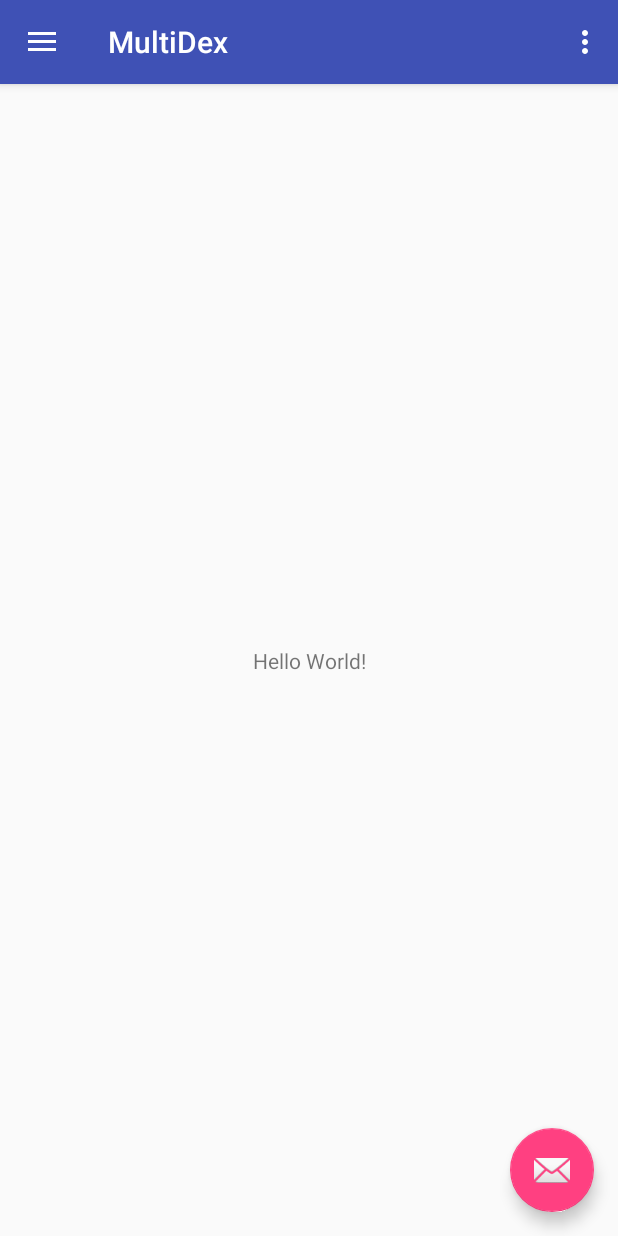
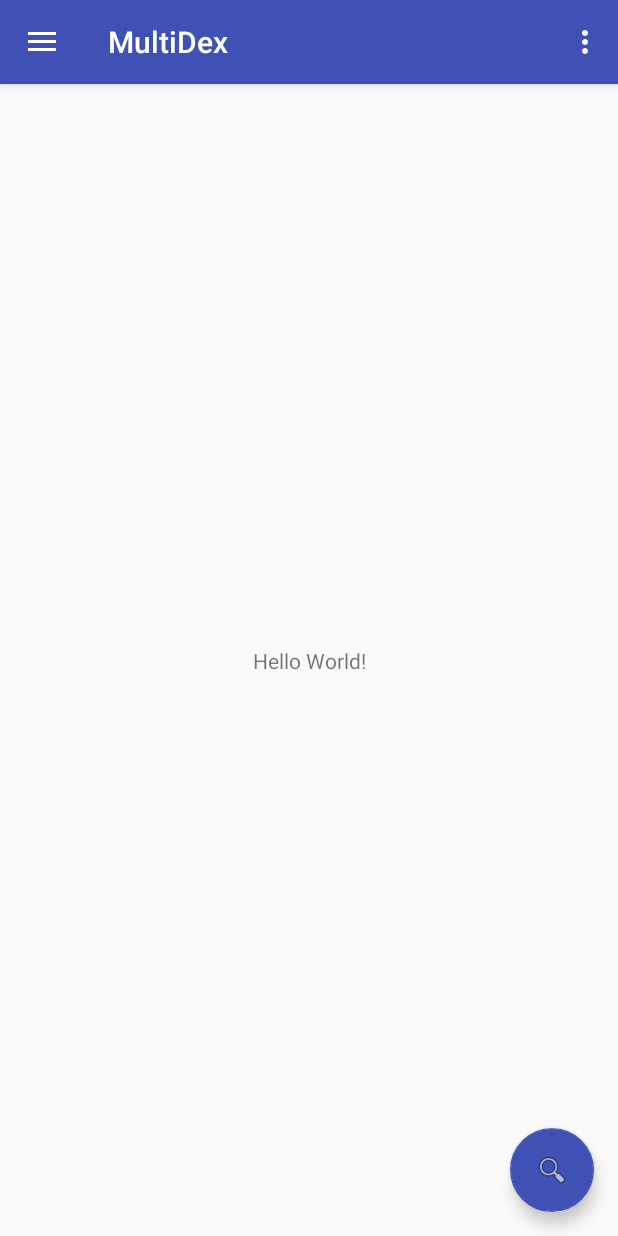
Before and after one commit to SlinkyPotato/MultiDex, an Android app: the screen it shows after launch (NavActivity), in the side drawer, after a tap on "Tools", on a phone screen of 412 x 824 dp. Run offline under Robolectric (Android 15) with nearby library versions, the phone set to English and light mode, and no system bars.

Commit message:
change action icon and color

```diff
--- a/mobile/src/main/java/xyz/venfo/apps/multidex/NavActivity.java
+++ b/mobile/src/main/java/xyz/venfo/apps/multidex/NavActivity.java
@@ -80,20 +80,21 @@ public class NavActivity extends AppCompatActivity
         // Handle navigation view item clicks here.
         int id = item.getItemId();
 
-        if (id == R.id.nav_camera) {
-            // Handle the camera action
-        } else if (id == R.id.nav_gallery) {
-
-        } else if (id == R.id.nav_slideshow) {
-
-        } else if (id == R.id.nav_manage) {
-
-        } else if (id == R.id.nav_share) {
-
-        } else if (id == R.id.nav_send) {
-
+        switch  (id) {
+            case R.id.nav_camera:
+                // Handle the camera action
+                break;
+            case R.id.nav_gallery:
+                break;
+            case R.id.nav_slideshow:
+                break;
+            case R.id.nav_manage:
+                break;
+            case R.id.nav_share:
+                break;
+            case R.id.nav_send:
+                break;
         }
-
         DrawerLayout drawer = (DrawerLayout) findViewById(R.id.drawer_layout);
         drawer.closeDrawer(GravityCompat.START);
         return true;
--- a/mobile/src/main/res/layout/app_bar_nav.xml
+++ b/mobile/src/main/res/layout/app_bar_nav.xml
@@ -28,6 +28,7 @@
         android:layout_height="wrap_content"
         android:layout_gravity="bottom|end"
         android:layout_margin="@dimen/fab_margin"
-        app:srcCompat="@android:drawable/ic_dialog_email" />
+        app:backgroundTint="@color/colorPrimary"
+        app:srcCompat="@android:drawable/ic_menu_search" />
 
 </android.support.design.widget.CoordinatorLayout>
--- a/mobile/src/main/res/values/colors.xml
+++ b/mobile/src/main/res/values/colors.xml
@@ -1,6 +1,6 @@
 <?xml version="1.0" encoding="utf-8"?>
 <resources>
-    <color name="colorPrimary">#3F51B5</color>
+    <color name="colorPrimary">#3f51b5</color>
     <color name="colorPrimaryDark">#303F9F</color>
     <color name="colorAccent">#FF4081</color>
 </resources>
```
